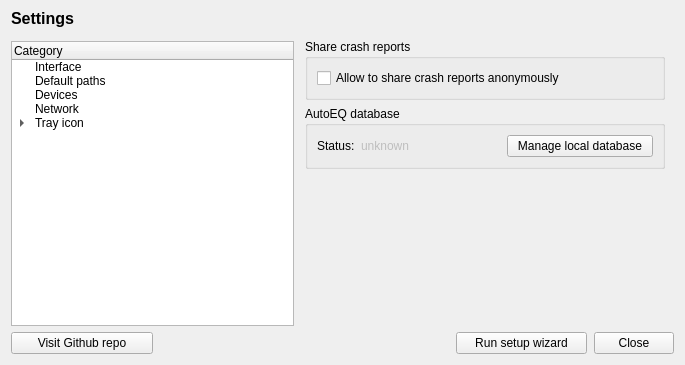
Above: src/interface/fragment/SettingsFragment.ui from Audio4Linux/JDSP4Linux before the change. Below: the same form after it.
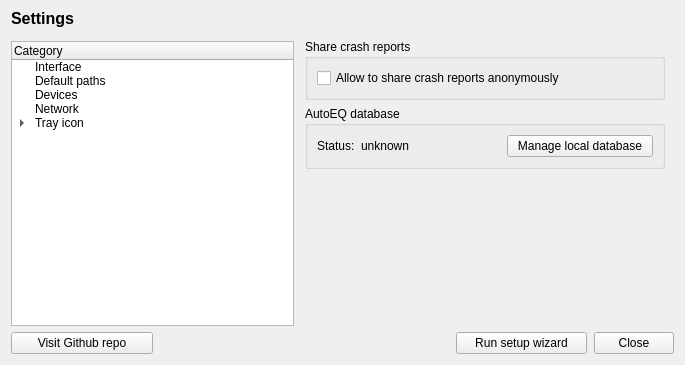
That is the form after the change. Custom widgets are drawn as their Qt base class.

```diff
--- a/src/interface/fragment/SettingsFragment.ui
+++ b/src/interface/fragment/SettingsFragment.ui
@@ -614,7 +614,7 @@
               <item>
                <widget class="QLabel" name="aeqStatus">
                 <property name="enabled">
-                 <bool>false</bool>
+                 <bool>true</bool>
                 </property>
                 <property name="text">
                  <string>unknown</string>
```
